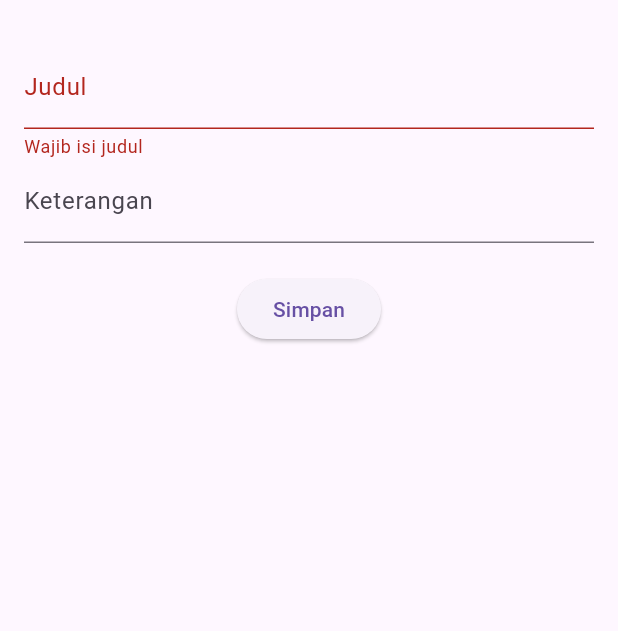
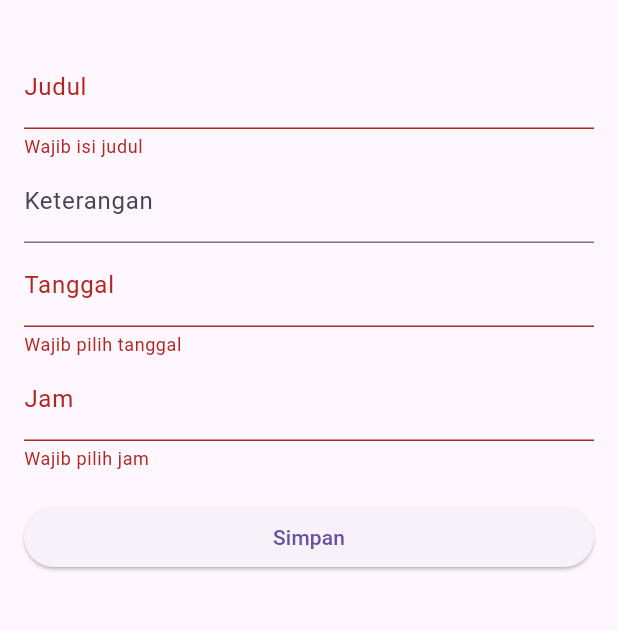
Before and after one commit to Rama22dhani/AhmadRamadhani_flutter_application_1, a Flutter app: the AgendaForm screen opened directly, after a tap on "Simpan", on a phone screen of 412 x 824 dp, the part 63-694 px from its top. Run offline on Flutter 3.47's test engine with Material 3 defaults, Android fonts, the phone set to English and light mode, and no system bars; our stand-ins replace dio; network calls fail.

Commit message:
update tanggal dan jam

```diff
--- a/lib/agenda.dart
+++ b/lib/agenda.dart
@@ -2,14 +2,23 @@ class Agenda {
   final int? id;
   final String judul;
   final String keterangan;
+  final String tanggal;
+  final String jam;
 
-  Agenda({this.id, required this.judul, required this.keterangan});
+  Agenda(
+      {this.id,
+      required this.judul,
+      required this.keterangan,
+      required this.tanggal,
+      required this.jam});
 
   factory Agenda.fromJson(Map<String, dynamic> json) {
     return Agenda(
       id: json['id'],
-      judul: json['judul'],
-      keterangan: json['keterangan'],
+      judul: json['judul'] ?? '',
+      keterangan: json['keterangan'] ?? '',
+      tanggal: json['tanggal'] ?? '',
+      jam: json['jam'] ?? '',
     );
   }
 
@@ -17,6 +26,8 @@ class Agenda {
     return {
       'judul': judul,
       'keterangan': keterangan,
+      'tanggal': tanggal,
+      'jam': jam,
     };
   }
 }
--- a/lib/agenda_form.dart
+++ b/lib/agenda_form.dart
@@ -16,22 +16,69 @@ class _AgendaFormState extends State<AgendaForm> {
   final _ket = TextEditingController();
   final _service = AgendaService();
 
+  DateTime? _selectedDate;
+  TimeOfDay? _selectedTime;
+
   @override
   void initState() {
     super.initState();
     if (widget.agenda != null) {
       _judul.text = widget.agenda!.judul;
       _ket.text = widget.agenda!.keterangan;
+
+      // Tangani null/empty saat parsing tanggal
+      if (widget.agenda!.tanggal.isNotEmpty) {
+        _selectedDate = DateTime.tryParse(widget.agenda!.tanggal);
+      }
+
+      if (widget.agenda!.jam.isNotEmpty) {
+        final timeParts = widget.agenda!.jam.split(':');
+        if (timeParts.length == 2) {
+          _selectedTime = TimeOfDay(
+            hour: int.tryParse(timeParts[0]) ?? 0,
+            minute: int.tryParse(timeParts[1]) ?? 0,
+          );
+        }
+      }
     }
+  }
+
+  void _pickDate() async {
+    final picked = await showDatePicker(
+      context: context,
+      initialDate: _selectedDate ?? DateTime.now(),
+      firstDate: DateTime(2000),
+      lastDate: DateTime(2100),
+    );
+    if (picked != null) setState(() => _selectedDate = picked);
+  }
+
+  void _pickTime() async {
+    final picked = await showTimePicker(
+      context: context,
+      initialTime: _selectedTime ?? TimeOfDay.now(),
+    );
+    if (picked != null) setState(() => _selectedTime = picked);
   }
 
   void _submit() async {
     if (_formKey.currentState!.validate()) {
+      if (_selectedDate == null || _selectedTime == null) {
+        ScaffoldMessenger.of(context).showSnackBar(
+          const SnackBar(content: Text('Tanggal dan jam harus dipilih')),
+        );
+        return;
+      }
+
       final agenda = Agenda(
         id: widget.agenda?.id,
         judul: _judul.text,
         keterangan: _ket.text,
+        tanggal: _selectedDate!.toIso8601String(),
+        jam:
+            '${_selectedTime!.hour}:${_selectedTime!.minute.toString().padLeft(2, '0')}',
       );
+
       try {
         if (widget.agenda == null) {
           await _service.create(agenda);
@@ -57,7 +104,7 @@ class _AgendaFormState extends State<AgendaForm> {
         padding: const EdgeInsets.all(16),
         child: Form(
           key: _formKey,
-          child: Column(
+          child: ListView(
             children: [
               TextFormField(
                 controller: _judul,
@@ -68,6 +115,30 @@ class _AgendaFormState extends State<AgendaForm> {
               TextFormField(
                 controller: _ket,
                 decoration: const InputDecoration(labelText: 'Keterangan'),
+              ),
+              TextFormField(
+                readOnly: true,
+                onTap: _pickDate,
+                decoration: InputDecoration(
+                  labelText: 'Tanggal',
+                  hintText: _selectedDate == null
+                      ? 'Pilih tanggal'
+                      : '${_selectedDate!.year}-${_selectedDate!.month.toString().padLeft(2, '0')}-${_selectedDate!.day.toString().padLeft(2, '0')}',
+                ),
+                validator: (_) =>
+                    _selectedDate == null ? 'Wajib pilih tanggal' : null,
+              ),
+              TextFormField(
+                readOnly: true,
+                onTap: _pickTime,
+                decoration: InputDecoration(
+                  labelText: 'Jam',
+                  hintText: _selectedTime == null
+                      ? 'Pilih jam'
+                      : _selectedTime!.format(context),
+                ),
+                validator: (_) =>
+                    _selectedTime == null ? 'Wajib pilih jam' : null,
               ),
               const SizedBox(height: 20),
               ElevatedButton(
```
Also changed, not shown: lib/agenda_list.dart (+20 -3 lines).
